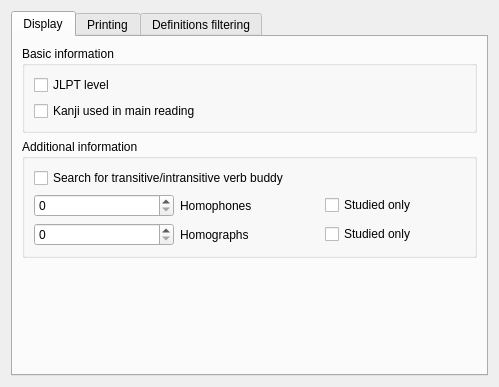
This is src/gui/jmdict/JMdictPreferences.ui in Gnurou/tagainijisho as Qt 5 draws it before an edit. The edited form follows.
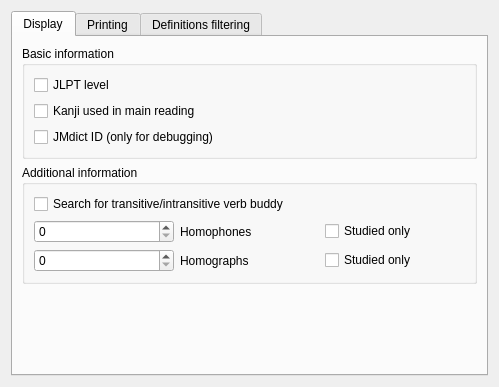
This is the edited form. Icons and pictures are not drawn.

Commit message: Add option to show the JMdict ID of entries

Diff of the .ui file:
```diff
--- a/src/gui/jmdict/JMdictPreferences.ui
+++ b/src/gui/jmdict/JMdictPreferences.ui
@@ -44,6 +44,13 @@
             </property>
            </widget>
           </item>
+          <item row="2" column="0">
+           <widget class="QCheckBox" name="showJMdictID">
+            <property name="text">
+             <string>JMdict ID (only for debugging)</string>
+            </property>
+           </widget>
+          </item>
          </layout>
         </widget>
        </item>
```
Left out of the diff: 4 changed lines with no effect on the pictures. The commit also changes 4 other files.
